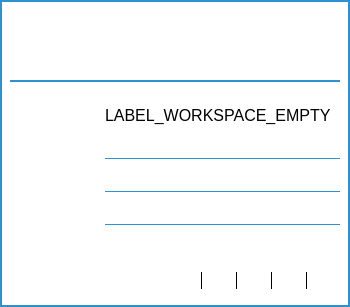
Qt form parsec/core/gui/forms/workspace_button.ui (Scille/parsec-cloud) before a commit.
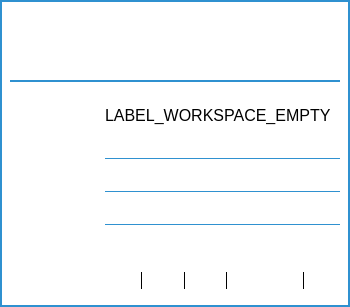
The same form after that commit. Icons and pictures are not drawn. Custom widgets are drawn as their Qt base class.

Commit message: [GUI] Fixed workspace reencryption display

The edit to the form file:
```diff
--- a/parsec/core/gui/forms/workspace_button.ui
+++ b/parsec/core/gui/forms/workspace_button.ui
@@ -31,7 +31,42 @@
    <string>Form</string>
   </property>
   <property name="styleSheet">
-   <string notr="true">QWidget#WorkspaceButton{background-color: #FFFFFF;}</string>
+   <string notr="true">QWidget#WorkspaceButton
+{
+background-color: #FFFFFF;
+}
+
+QLabel#label_reencrypt
+{
+color: rgb(12, 65, 157);
+}
+
+QWidget#widget
+{
+border: 2px solid rgb(47, 145, 208);
+}
+
+QLineEdit
+{
+border: 0;
+}
+
+QLineEdit:hover
+{
+text-decoration: underline;
+}
+
+QToolTip
+{
+background-color: rgb(46, 146, 208);
+border: 1px solid rgb(12, 65, 157);
+color: rgb(255, 255, 255);
+}
+
+Line
+{
+color: rgb(9, 66, 155);
+}</string>
   </property>
   <layout class="QVBoxLayout" name="verticalLayout">
    <property name="spacing">
@@ -52,32 +87,7 @@
    <item>
     <widget class="QWidget" name="widget" native="true">
      <property name="styleSheet">
-      <string notr="true">QWidget#widget
-{
-border: 2px solid rgb(47, 145, 208);
-}
-
-QLineEdit
-{
-border: 0;
-}
-
-QLineEdit:hover
-{
-text-decoration: underline;
-}
-
-QToolTip
-{
-background-color: rgb(46, 146, 208);
-border: 1px solid rgb(12, 65, 157);
-color: rgb(255, 255, 255);
-}
-
-Line
-{
-color: rgb(9, 66, 155);
-}</string>
+      <string notr="true"/>
      </property>
      <layout class="QVBoxLayout" name="verticalLayout_3">
       <property name="spacing">
@@ -407,7 +417,7 @@
           <item>
            <layout class="QHBoxLayout" name="horizontalLayout_2">
             <property name="spacing">
-             <number>0</number>
+             <number>5</number>
             </property>
             <property name="topMargin">
              <number>10</number>
@@ -649,6 +659,31 @@
               </property>
              </widget>
             </item>
+            <item>
+             <widget class="QLabel" name="label_reencrypt">
+              <property name="minimumSize">
+               <size>
+                <width>32</width>
+                <height>32</height>
+               </size>
+              </property>
+              <property name="maximumSize">
+               <size>
+                <width>32</width>
+                <height>32</height>
+               </size>
+              </property>
+              <property name="toolTip">
+               <string>LABEL_REENCRYPTION_PROGRESS</string>
+              </property>
+              <property name="styleSheet">
+               <string notr="true"/>
+              </property>
+              <property name="text">
+               <string/>
+              </property>
+             </widget>
+            </item>
             <item>
              <widget class="Line" name="line_6">
               <property name="maximumSize">
```
Left out of the diff: 20 changed lines with no effect on the pictures. The commit also changes 4 other files.
